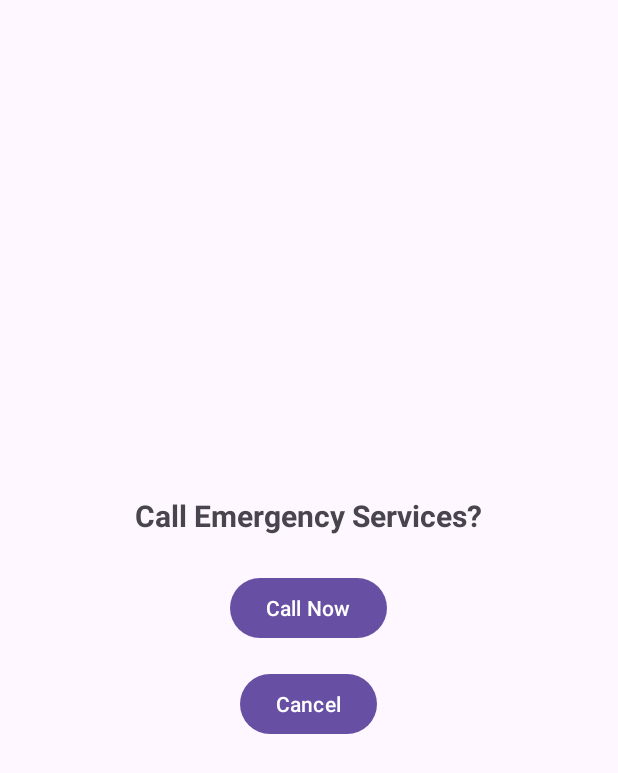
After one commit to AntoOfo/HomeGuard, an Android app: the EmergencyServicesActivity screen opened directly, with no data from a screen before it, on a phone screen of 412 x 824 dp. The commit adds this screen. Shown: the top 773 px of the screen. Run offline under Robolectric (Android 15) with nearby library versions, the light colour scheme and no system bars.

Commit message:
Created functionality for emergency services button with added phone call permissions

```diff
--- /dev/null
+++ b/app/src/main/java/com/example/homeguard/EmergencyServicesActivity.kt
@@ -0,0 +1,60 @@
+package com.example.homeguard
+
+import android.content.Intent
+import android.content.pm.PackageManager
+import android.net.Uri
+import android.os.Bundle
+import android.widget.Button
+import android.widget.Toast
+import androidx.activity.enableEdgeToEdge
+import androidx.appcompat.app.AppCompatActivity
+import androidx.core.view.ViewCompat
+import androidx.core.view.WindowInsetsCompat
+
+class EmergencyServicesActivity : AppCompatActivity() {
+    override fun onCreate(savedInstanceState: Bundle?) {
+        super.onCreate(savedInstanceState)
+        enableEdgeToEdge()
+        setContentView(R.layout.activity_emergency_services)
+
+        val callBtn = findViewById<Button>(R.id.callEmergencyButton)
+        val cancelButton = findViewById<Button>(R.id.cancelButton)
+
+        cancelButton.setOnClickListener {
+            finish()  // close activity
+        }
+
+        callBtn.setOnClickListener {
+            emergencyCall()
+        }
+    }
+
+    private fun emergencyCall() {
+        val intent = Intent(Intent.ACTION_CALL)
+        intent.data = Uri.parse("tel:999")
+
+        // permissions check
+        if (checkSelfPermission(android.Manifest.permission.CALL_PHONE) == PackageManager.PERMISSION_GRANTED) {
+            startActivity(intent)
+        } else {
+            // request perms if not already granted
+            requestPermissions(arrayOf(android.Manifest.permission.CALL_PHONE), 1)
+        }
+    }
+
+    override fun onRequestPermissionsResult(
+        requestCode: Int,
+        permissions: Array<out String>,
+        grantResults: IntArray
+    ) {
+        super.onRequestPermissionsResult(requestCode, permissions, grantResults)
+        if (requestCode == 1) {
+            if (grantResults.isNotEmpty() && grantResults[0] == PackageManager.PERMISSION_GRANTED) {
+                // continue with the call when perms granted
+                emergencyCall()
+            } else {
+                Toast.makeText(this, "Permission denied to make calls", Toast.LENGTH_SHORT).show()
+            }
+        }
+    }
+}
--- /dev/null
+++ b/app/src/main/res/layout/activity_emergency_services.xml
@@ -0,0 +1,40 @@
+<?xml version="1.0" encoding="utf-8"?>
+<FrameLayout xmlns:android="http://schemas.android.com/apk/res/android"
+    android:layout_width="match_parent"
+    android:layout_height="match_parent">
+
+    <!-- Centered LinearLayout -->
+    <LinearLayout
+        android:id="@+id/main"
+        android:layout_width="wrap_content"
+        android:layout_height="wrap_content"
+        android:orientation="vertical"
+        android:gravity="center_horizontal"
+        android:padding="16dp"
+        android:layout_gravity="center"> <!-- Centers the layout within FrameLayout -->
+
+        <TextView
+            android:id="@+id/dialogTitle"
+            android:layout_width="wrap_content"
+            android:layout_height="wrap_content"
+            android:text="Call Emergency Services?"
+            android:textSize="20sp"
+            android:textStyle="bold"
+            android:layout_marginBottom="24dp"/>
+
+        <Button
+            android:id="@+id/callEmergencyButton"
+            android:layout_width="wrap_content"
+            android:layout_height="wrap_content"
+            android:text="Call Now"
+            android:layout_marginBottom="16dp"/>
+
+        <Button
+            android:id="@+id/cancelButton"
+            android:layout_width="wrap_content"
+            android:layout_height="wrap_content"
+            android:text="Cancel"/>
+
+    </LinearLayout>
+
+</FrameLayout>
```
Also changed, not shown: app/src/main/AndroidManifest.xml (+8 -0 lines), app/src/main/java/com/example/homeguard/MainActivity.kt (+9 -0 lines).
